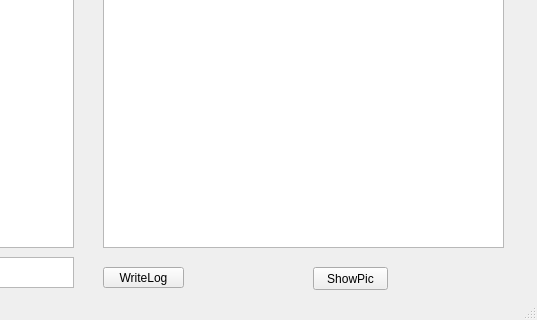
Old version of the form mainwindow.ui in the repository HanShanGit/peracd-demo; both pictures show x 407 to 944 and y 249 to 569 of the 944 by 569 pixel window.
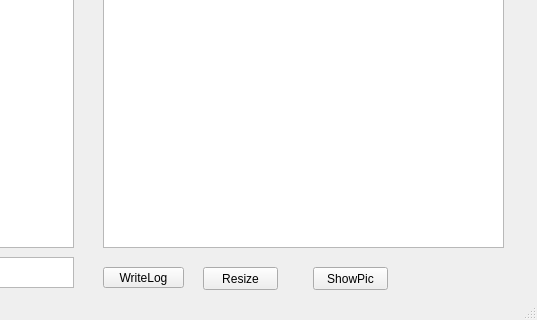
New version of the form.

Commit message: 参考的ImageWidget类有问题

Patch:
```diff
--- a/mainwindow.ui
+++ b/mainwindow.ui
@@ -153,6 +153,19 @@
      <string>ShowPic</string>
     </property>
    </widget>
+   <widget class="QPushButton" name="picAutoBtn">
+    <property name="geometry">
+     <rect>
+      <x>610</x>
+      <y>480</y>
+      <width>75</width>
+      <height>23</height>
+     </rect>
+    </property>
+    <property name="text">
+     <string>Resize</string>
+    </property>
+   </widget>
   </widget>
   <widget class="QMenuBar" name="menuBar">
    <property name="geometry">
```
The commit also changes 2 other files.
